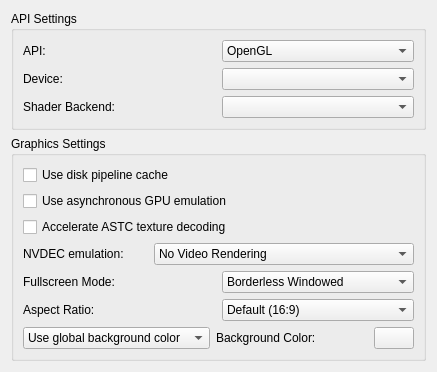
Old version of the form src/yuzu/configuration/configure_graphics.ui in the repository yuzu-emu-mirror/yuzu.
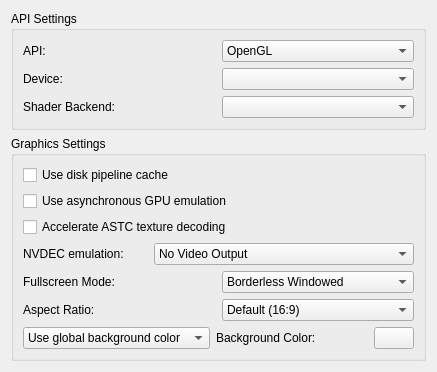
New version of the form.

```diff
--- a/src/yuzu/configuration/configure_graphics.ui
+++ b/src/yuzu/configuration/configure_graphics.ui
@@ -200,7 +200,7 @@
             <widget class="QComboBox" name="nvdec_emulation">
              <item>
               <property name="text">
-               <string>No Video Rendering</string>
+               <string>No Video Output</string>
               </property>
              </item>
              <item>
```
